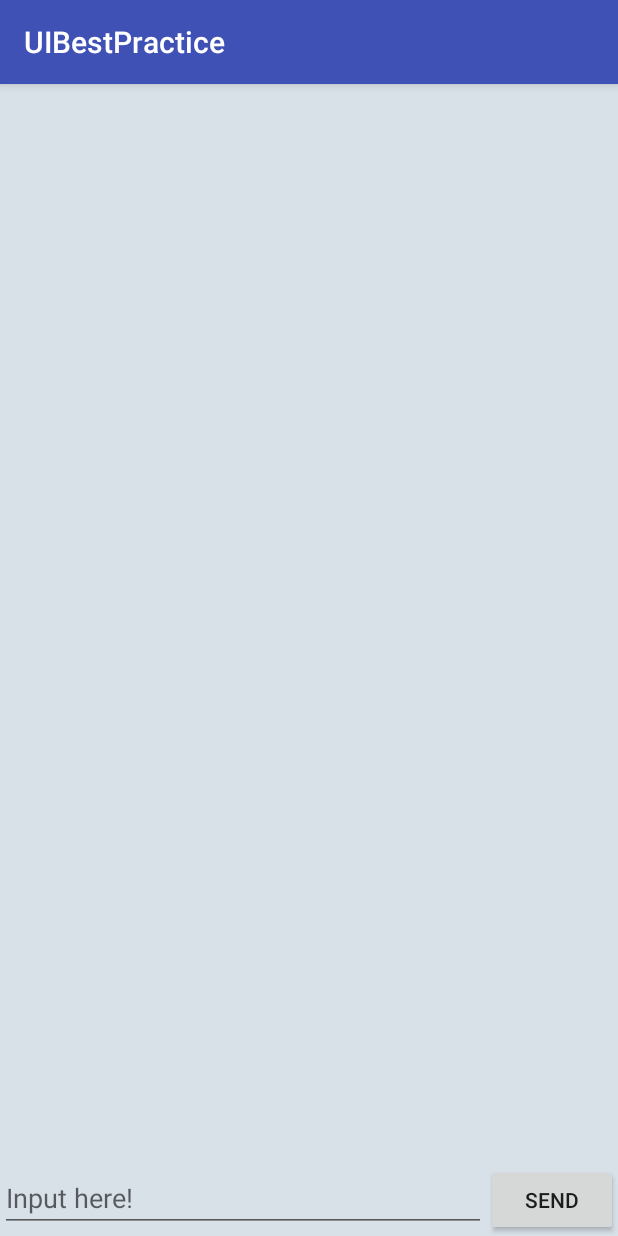
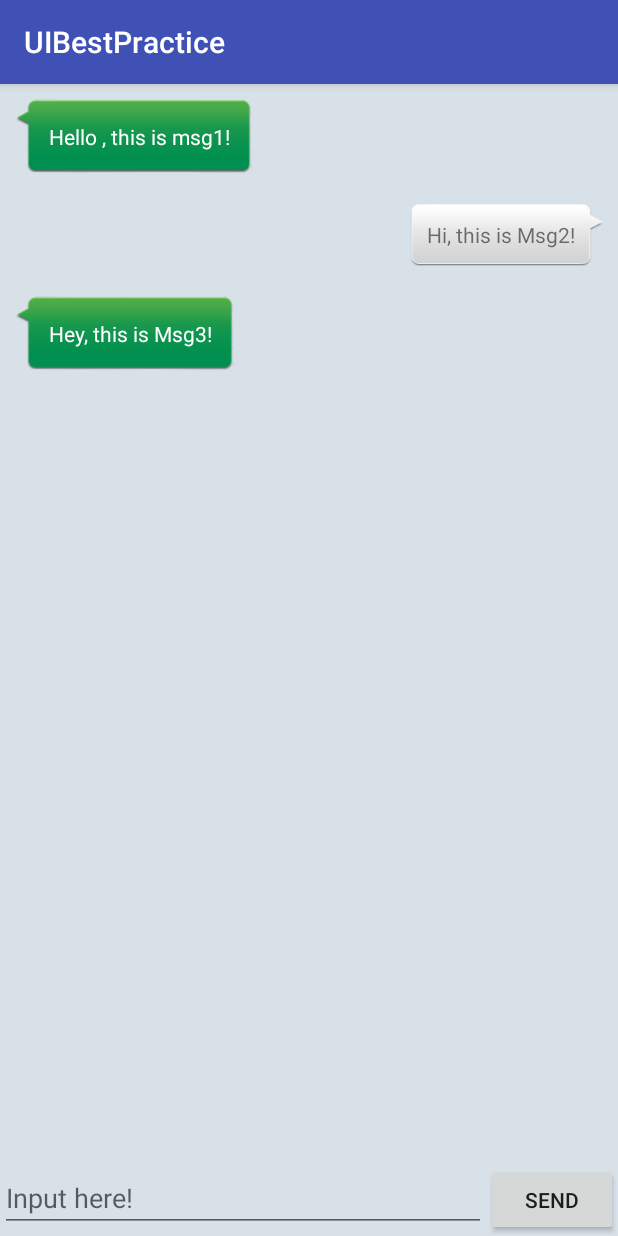
Before and after one commit to huaqianlee/AndroidDemo, an Android app: the screen it shows after launch (MainActivity), on a phone screen of 412 x 824 dp. Run offline under Robolectric (Android 15) with nearby library versions, the phone set to English and light mode, and no system bars.

Commit message:
finished demo UIBestPractice

```diff
--- a/FirstCode/chapter3/UIBestPractice/app/src/main/java/com/example/lee/uibestpractice/MainActivity.java
+++ b/FirstCode/chapter3/UIBestPractice/app/src/main/java/com/example/lee/uibestpractice/MainActivity.java
@@ -2,12 +2,63 @@ package com.example.lee.uibestpractice;
 
 import android.support.v7.app.AppCompatActivity;
 import android.os.Bundle;
+import android.support.v7.widget.LinearLayoutManager;
+import android.support.v7.widget.RecyclerView;
+import android.view.View;
+import android.widget.Button;
+import android.widget.EditText;
+import android.widget.Toast;
+
+import java.util.ArrayList;
+import java.util.List;
 
 public class MainActivity extends AppCompatActivity {
+
+    private List<Msg> mMsgLists = new ArrayList<>();
+    private EditText inputText;
+    private Button send;
+    private RecyclerView msgRecyclerView;
+    private MsgAdapter adapter;
 
     @Override
     protected void onCreate(Bundle savedInstanceState) {
         super.onCreate(savedInstanceState);
         setContentView(R.layout.activity_main);
+
+        initMsgs();
+        msgRecyclerView = (RecyclerView) findViewById(R.id.msg_recycler_view);
+        LinearLayoutManager layoutManager = new LinearLayoutManager(this);
+        msgRecyclerView.setLayoutManager(layoutManager);
+        adapter = new MsgAdapter(mMsgLists);
+        msgRecyclerView.setAdapter(adapter);
+
+        send = (Button) findViewById(R.id.send);
+        inputText = (EditText) findViewById(R.id.input_text);
+        send.setOnClickListener(new View.OnClickListener() {
+            @Override
+            public void onClick(View v) {
+                String content = inputText.getText().toString();
+                if (!"".equals(content)) {
+                    Msg msg = new Msg(content,Msg.TYPE_SENT);
+                    mMsgLists.add(msg);
+                    adapter.notifyItemInserted(mMsgLists.size()-1);  // 刷新消息
+                    msgRecyclerView.scrollToPosition(mMsgLists.size()-1); //listview 定位到最后一行
+                    inputText.setText(""); // 清空输入框
+
+                } else {
+                    Toast.makeText(MainActivity.this, "The input text can not be emputy!", Toast.LENGTH_SHORT).show();
+                }
+            }
+        });
+
+    }
+
+    private void initMsgs() {
+        Msg msg1 = new Msg("Hello , this is msg1!", Msg.TYPE_RECEIVED);
+        mMsgLists.add(msg1);
+        Msg msg2 = new Msg("Hi, this is Msg2!",Msg.TYPE_SENT);
+        mMsgLists.add(msg2);
+        Msg msg3 = new Msg("Hey, this is Msg3!", Msg.TYPE_RECEIVED);
+        mMsgLists.add(msg3);
     }
 }
--- /dev/null
+++ b/FirstCode/chapter3/UIBestPractice/app/src/main/java/com/example/lee/uibestpractice/Msg.java
@@ -0,0 +1,28 @@
+package com.example.lee.uibestpractice;
+
+/**
+ * Created by lee on 17-3-22.
+ */
+
+public class Msg {
+
+    public static final int TYPE_RECEIVED = 0;
+    public static final int TYPE_SENT = 1;
+    private String content;
+    private int  type;
+
+
+    public Msg(String content, int type) {
+        this.content = content;
+        this.type = type;
+    }
+
+
+    public String getContent() {
+        return content;
+    }
+
+    public int getType() {
+        return type;
+    }
+}
--- /dev/null
+++ b/FirstCode/chapter3/UIBestPractice/app/src/main/java/com/example/lee/uibestpractice/MsgAdapter.java
@@ -0,0 +1,66 @@
+package com.example.lee.uibestpractice;
+
+import android.support.v7.widget.RecyclerView;
+import android.view.LayoutInflater;
+import android.view.View;
+import android.view.ViewGroup;
+import android.widget.LinearLayout;
+import android.widget.TextView;
+
+import java.util.List;
+
+/**
+ * Created by lee on 17-3-22.
+ */
+
+public class MsgAdapter extends RecyclerView.Adapter<MsgAdapter.ViewHolder> {
+
+    private List<Msg> mMsgList;
+
+    public MsgAdapter(List<Msg> msgList) {
+        mMsgList = msgList;
+    }
+
+    static class ViewHolder extends RecyclerView.ViewHolder {
+
+        LinearLayout leftLayout;
+        LinearLayout rightLayout;
+
+        TextView leftMsg;
+        TextView rightMsg;
+
+        public ViewHolder(View itemView) {
+            super(itemView);
+            leftLayout = (LinearLayout) itemView.findViewById(R.id.left_layout);
+            rightLayout = (LinearLayout) itemView.findViewById(R.id.right_layout);
+            leftMsg = (TextView) itemView.findViewById(R.id.left_msg);
+            rightMsg = (TextView) itemView.findViewById(R.id.right_msg);
+        }
+    }
+
+    @Override
+    public ViewHolder onCreateViewHolder(ViewGroup parent, int viewType) {
+        View view = LayoutInflater.from(parent.getContext()).inflate(R.layout.msg_item, parent, false);
+        return new ViewHolder(view);
+    }
+
+    @Override
+    public void onBindViewHolder(ViewHolder holder, int position) {
+        Msg msg = mMsgList.get(position);
+        if (msg.getType() == Msg.TYPE_RECEIVED){
+            holder.leftLayout.setVisibility(View.VISIBLE);
+            holder.rightLayout.setVisibility(View.GONE);
+            holder.leftMsg.setText(msg.getContent());
+        } else if (msg.getType() == Msg.TYPE_SENT) {
+            holder.rightLayout.setVisibility(View.VISIBLE);
+            holder.leftLayout.setVisibility(View.GONE);
+            holder.rightMsg.setText(msg.getContent());
+        }
+    }
+
+    @Override
+    public int getItemCount() {
+        return mMsgList.size();
+    }
+
+}
--- /dev/null
+++ b/FirstCode/chapter3/UIBestPractice/app/src/main/res/layout/msg_item.xml
@@ -0,0 +1,40 @@
+<?xml version="1.0" encoding="utf-8"?>
+<LinearLayout xmlns:android="http://schemas.android.com/apk/res/android"
+    android:layout_width="match_parent"
+    android:layout_height="wrap_content"
+    android:padding="10dp"
+    android:orientation="vertical">
+
+    <LinearLayout
+        android:layout_width="wrap_content"
+        android:layout_height="wrap_content"
+        android:background="@drawable/message_left"
+        android:id="@+id/left_layout"
+        android:layout_gravity="left">
+
+        <TextView
+            android:id="@+id/left_msg"
+            android:layout_width="wrap_content"
+            android:layout_height="wrap_content"
+            android:layout_gravity="center"
+            android:textColor="#fff"
+            android:layout_margin="10dp"/>
+
+    </LinearLayout>
+
+    <LinearLayout
+        android:id="@+id/right_layout"
+        android:background="@drawable/message_right"
+        android:layout_gravity="right"
+        android:layout_width="wrap_content"
+        android:layout_height="wrap_content">
+
+        <TextView
+            android:id="@+id/right_msg"
+            android:layout_gravity="center"
+            android:layout_margin="10dp"
+            android:layout_width="wrap_content"
+            android:layout_height="wrap_content" />
+    </LinearLayout>
+
+</LinearLayout>
```
Also changed, not shown: FirstCode/chapter3/UIBestPractice/app/src/main/res/drawable-xhdpi/message_left.9.png (added), FirstCode/chapter3/UIBestPractice/app/src/main/res/drawable-xhdpi/message_right.9.png (added).
